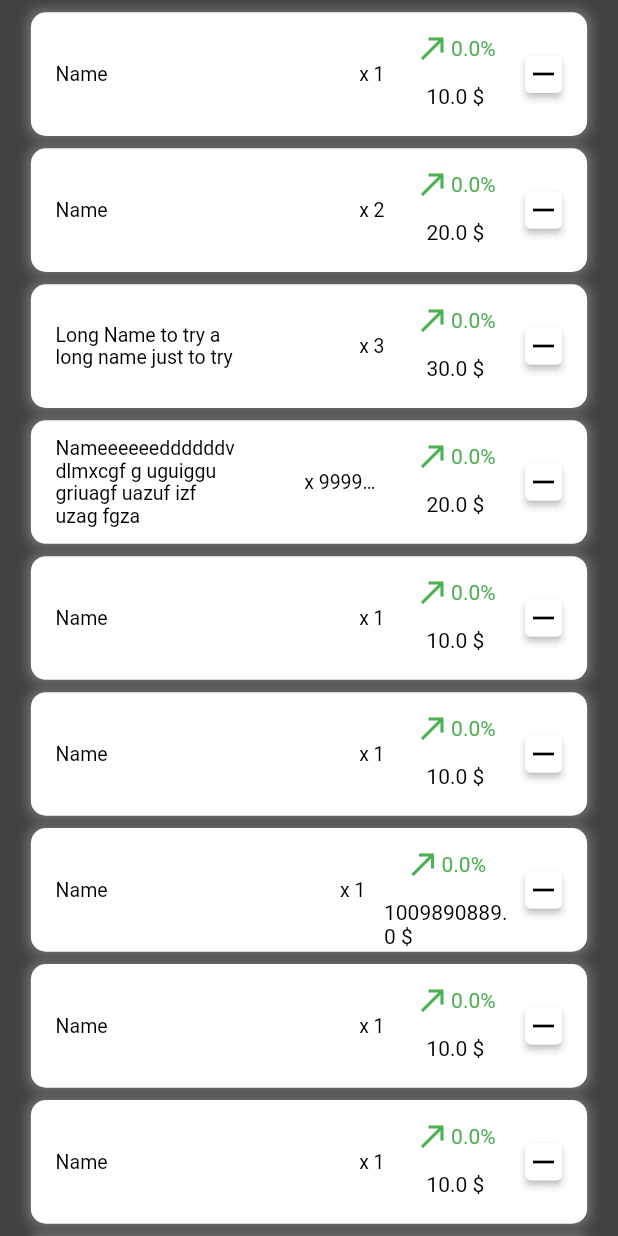
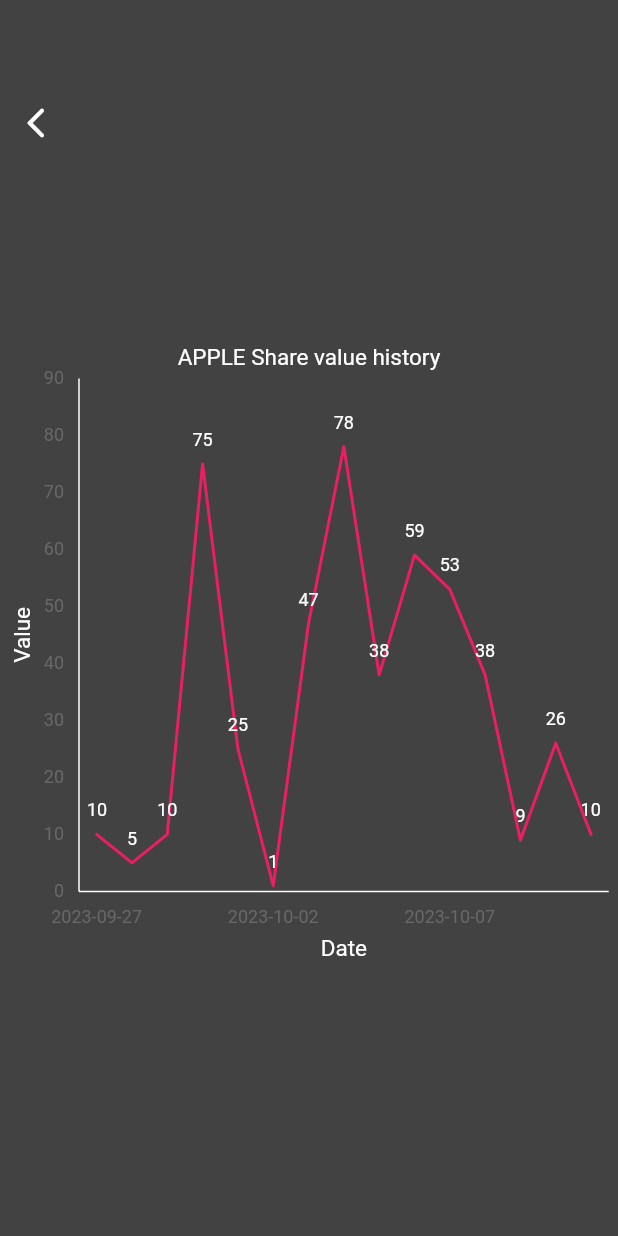
Before and after one commit to Wanadian/stock_market_app, a Flutter app: the PurchasedShares screen opened directly, after a tap on an icon or button, on a phone screen of 412 x 824 dp. Run offline on Flutter 3.47's test engine with Material 2 defaults, Android fonts, the phone set to English and light mode, and no system bars; drawn by our look-alikes of keyboard_dismisser; our stand-ins replace cloud_firestore, firebase_core, shared_preferences, syncfusion_flutter_charts; missing offline and left inert: animated_digit; accounts and stored records are empty.

Commit message:
feat(Graph): new screen

```diff
--- /dev/null
+++ b/lib/screens/graph.dart
@@ -0,0 +1,150 @@
+import 'package:flutter/material.dart';
+import 'package:intl/intl.dart';
+import 'package:syncfusion_flutter_charts/charts.dart';
+
+class Graph extends StatefulWidget {
+  Graph({Key? key, required String symbol})
+      : _symbol = symbol,
+        super(key: key);
+
+  String _symbol;
+
+  @override
+  State<Graph> createState() => _GraphState();
+}
+
+class _GraphState extends State<Graph> {
+  Widget build(BuildContext context) {
+    double screenWidth = MediaQuery.of(context).size.width;
+    double screenHeight = MediaQuery.of(context).size.height;
+
+    List<ShareData> shareDataList = [
+      ShareData(
+          shareDateTime: DateTime.now().subtract(Duration(days: 14)),
+          shareValue: 10.0),
+      ShareData(
+          shareDateTime: DateTime.now().subtract(Duration(days: 13)),
+          shareValue: 5.0),
+      ShareData(
+          shareDateTime: DateTime.now().subtract(Duration(days: 12)),
+          shareValue: 10.0),
+      ShareData(
+          shareDateTime: DateTime.now().subtract(Duration(days: 11)),
+          shareValue: 75.0),
+      ShareData(
+          shareDateTime: DateTime.now().subtract(Duration(days: 10)),
+          shareValue: 25.0),
+      ShareData(
+          shareDateTime: DateTime.now().subtract(Duration(days: 9)),
+          shareValue: 1.0),
+      ShareData(
+          shareDateTime: DateTime.now().subtract(Duration(days: 8)),
+          shareValue: 47.0),
+      ShareData(
+          shareDateTime: DateTime.now().subtract(Duration(days: 7)),
+          shareValue: 78.0),
+      ShareData(
+          shareDateTime: DateTime.now().subtract(Duration(days: 6)),
+          shareValue: 38.0),
+      ShareData(
+          shareDateTime: DateTime.now().subtract(Duration(days: 5)),
+          shareValue: 59.0),
+      ShareData(
+          shareDateTime: DateTime.now().subtract(Duration(days: 4)),
+          shareValue: 53.0),
+      ShareData(
+          shareDateTime: DateTime.now().subtract(Duration(days: 3)),
+          shareValue: 38.0),
+      ShareData(
+          shareDateTime: DateTime.now().subtract(Duration(days: 2)),
+          shareValue: 9.0),
+      ShareData(
+          shareDateTime: DateTime.now().subtract(Duration(days: 1)),
+          shareValue: 26.0),
+      ShareData(shareDateTime: DateTime.now(), shareValue: 10.0),
+    ];
+
+    return Scaffold(
+        backgroundColor: Colors.grey.shade800,
+        resizeToAvoidBottomInset: false,
+        body: Container(
+          child: Column(
+            children: [
+              Container(height: screenHeight * 0.07),
+              Align(
+                  alignment: Alignment.centerLeft,
+                  child: IconButton(
+                      icon: Icon(Icons.arrow_back_ios_new_rounded),
+                      color: Colors.white,
+                      splashColor: Colors.transparent,
+                      highlightColor: Colors.transparent,
+                      onPressed: () {
+                        Navigator.pop(context);
+                      })),
+              Container(height: screenHeight * 0.15),
+              Center(
+                  child: Container(
+                      width: screenWidth * 0.97,
+                      height: screenHeight * 0.5,
+                      child: SfCartesianChart(
+                          plotAreaBorderWidth: 0,
+                          plotAreaBorderColor: Colors.transparent,
+                          margin: EdgeInsets.all(0),
+                          title: ChartTitle(
+                              text: '${widget._symbol} Share value history',
+                              textStyle: TextStyle(color: Colors.white)),
+                          primaryXAxis: CategoryAxis(
+                              majorTickLines: const MajorTickLines(color: Colors.transparent),
+                              majorGridLines: const MajorGridLines(
+                                color: Colors.transparent,
+                              ),
+                              title: AxisTitle(
+                                  text: 'Date',
+                                  textStyle: TextStyle(color: Colors.white)),
+                              axisLine: AxisLine(color: Colors.white)),
+                          primaryYAxis: CategoryAxis(
+                              majorTickLines: const MajorTickLines(color: Colors.transparent),
+                              majorGridLines: const MajorGridLines(
+                                color: Colors.transparent,
+                              ),
+                              title: AxisTitle(
+                                  text: 'Value',
+                                  textStyle: TextStyle(color: Colors.white)),
+                              axisLine: AxisLine(color: Colors.white)),
+                          series: <LineSeries<ShareData, String>>[
+                            LineSeries<ShareData, String>(
+                                enableTooltip: true,
+                                color: Colors.pink,
+                                dataSource: shareDataList,
+                                xValueMapper: (ShareData share, _) =>
+                                    DateFormat('yyyy-MM-dd')
+                                        .format(share._shareDateTime),
+                                yValueMapper: (ShareData share, _) =>
+                                    share._shareValue,
+                                dataLabelSettings: DataLabelSettings(
+                                    isVisible: true,
+                                    textStyle: TextStyle(color: Colors.white)),
+                                animationDuration: 3000)
+                          ])))
+            ],
+          ),
+        ));
+  }
+}
+
+class ShareData {
+  DateTime _shareDateTime;
+  double _shareValue;
+
+  DateTime getShareDateTime() {
+    return _shareDateTime;
+  }
+
+  double getShareValue() {
+    return _shareValue;
+  }
+
+  ShareData({shareDateTime, shareValue})
+      : this._shareDateTime = shareDateTime,
+        this._shareValue = shareValue;
+}
--- a/lib/screens/stock-market/tabs/purchasedShares.dart
+++ b/lib/screens/stock-market/tabs/purchasedShares.dart
@@ -1,4 +1,5 @@
 import 'package:flutter/material.dart';
+import 'package:stock_market_app/screens/graph.dart';
 import 'package:stock_market_app/widgets/shareBannerWidget.dart';
 
 class PurchasedShares extends StatefulWidget {
@@ -15,28 +16,102 @@
 
     // TODO : this should be replaced by a backend call
     List<Share> shares = [
-      Share(shareValue: 10.0, numberOfShares: 1, shareName: 'Name'),
-      Share(shareValue: 20.0, numberOfShares: 2, shareName: 'Name'),
+      Share(
+          shareValue: 10.0,
+          numberOfShares: 1,
+          shareName: 'Name',
+          shareSymbol: "APPLE"),
+      Share(
+          shareValue: 20.0,
+          numberOfShares: 2,
+          shareName: 'Name',
+          shareSymbol: "APPLE"),
       Share(
           shareValue: 30.0,
           numberOfShares: 3,
-          shareName: 'Long Name to try a long name just to try'),
-      Share(shareValue: 20.0, numberOfShares: 9999999, shareName: 'Nameeeeeeddddddvdlmxcgf g uguiggu  griuagf uazuf izf uzag fgza'),
-      Share(shareValue: 10.0, numberOfShares: 1, shareName: 'Name'),
-      Share(shareValue: 10.0, numberOfShares: 1, shareName: 'Name'),
-      Share(shareValue: 1009890889.0, numberOfShares: 1, shareName: 'Name'),
-      Share(shareValue: 10.0, numberOfShares: 1, shareName: 'Name'),
-      Share(shareValue: 10.0, numberOfShares: 1, shareName: 'Name'),
-      Share(shareValue: 10.0, numberOfShares: 1, shareName: 'Name'),
-      Share(shareValue: 10.0, numberOfShares: 1, shareName: 'Name'),
-      Share(shareValue: 10.0, numberOfShares: 1, shareName: 'Name'),
-      Share(shareValue: 10.0, numberOfShares: 1, shareName: 'Name'),
-      Share(shareValue: 10.0, numberOfShares: 1, shareName: 'Name'),
-      Share(shareValue: 10.0, numberOfShares: 1, shareName: 'Name'),
-      Share(shareValue: 10.0, numberOfShares: 1, shareName: 'Name'),
-      Share(shareValue: 10.0, numberOfShares: 1, shareName: 'Name'),
-      Share(shareValue: 10.0, numberOfShares: 1, shareName: 'Name'),
-      Share(shareValue: 10.0, numberOfShares: 1, shareName: 'Name'),
+          shareName: 'Long Name to try a long name just to try',
+          shareSymbol: "APPLE"),
+      Share(
+          shareValue: 20.0,
+          numberOfShares: 9999999,
+          shareName:
+              'Nameeeeeeddddddvdlmxcgf g uguiggu  griuagf uazuf izf uzag fgza',
+          shareSymbol: "APPLE"),
+      Share(
+          shareValue: 10.0,
+          numberOfShares: 1,
+          shareName: 'Name',
+          shareSymbol: "APPLE"),
+      Share(
+          shareValue: 10.0,
+          numberOfShares: 1,
+          shareName: 'Name',
+          shareSymbol: "APPLE"),
+      Share(
+          shareValue: 1009890889.0,
+          numberOfShares: 1,
+          shareName: 'Name',
+          shareSymbol: "APPLE"),
+      Share(
+          shareValue: 10.0,
+          numberOfShares: 1,
+          shareName: 'Name',
+          shareSymbol: "APPLE"),
+      Share(
+          shareValue: 10.0,
+          numberOfShares: 1,
+          shareName: 'Name',
+          shareSymbol: "APPLE"),
+      Share(
+          shareValue: 10.0,
+          numberOfShares: 1,
+          shareName: 'Name',
+          shareSymbol: "APPLE"),
+      Share(
+          shareValue: 10.0,
+          numberOfShares: 1,
+          shareName: 'Name',
+          shareSymbol: "APPLE"),
+      Share(
+          shareValue: 10.0,
+          numberOfShares: 1,
+          shareName: 'Name',
+          shareSymbol: "APPLE"),
+      Share(
+          shareValue: 10.0,
+          numberOfShares: 1,
+          shareName: 'Name',
+          shareSymbol: "APPLE"),
+      Share(
+          shareValue: 10.0,
+          numberOfShares: 1,
+          shareName: 'Name',
+          shareSymbol: "APPLE"),
+      Share(
+          shareValue: 10.0,
+          numberOfShares: 1,
+          shareName: 'Name',
+          shareSymbol: "APPLE"),
+      Share(
+          shareValue: 10.0,
+          numberOfShares: 1,
+          shareName: 'Name',
+          shareSymbol: "APPLE"),
+      Share(
+          shareValue: 10.0,
+          numberOfShares: 1,
+          shareName: 'Name',
+          shareSymbol: "APPLE"),
+      Share(
+          shareValue: 10.0,
+          numberOfShares: 1,
+          shareName: 'Name',
+          shareSymbol: "APPLE"),
+      Share(
+          shareValue: 10.0,
+          numberOfShares: 1,
+          shareName: 'Name',
+          shareSymbol: "APPLE"),
     ];
 
     return Scaffold(
@@ -49,7 +124,13 @@
               shareValue: share.getShareValue(),
               numberOfShares: share.getNumberOfShare(),
               shareName: share.getShareName(),
-              onPressed: () {},
+              onPressed: () {
+                Navigator.push(
+                    context,
+                    MaterialPageRoute(
+                        builder: (context) =>
+                            Graph(symbol: share.getShareSymbol())));
+              },
               icon: Icons.remove)
         ],
         Container(height: screenHeight * 0.05),
@@ -63,6 +144,7 @@
   double _shareValue;
   int _numberOfShares;
   String _shareName;
+  String _shareSymbol;
 
   double getShareValue() {
     return _shareValue;
@@ -76,8 +158,13 @@
     return _shareName;
   }
 
-  Share({shareValue, numberOfShares, shareName})
+  String getShareSymbol() {
+    return _shareSymbol;
+  }
+
+  Share({shareValue, numberOfShares, shareName, shareSymbol})
       : this._shareValue = shareValue,
         this._numberOfShares = numberOfShares,
-        this._shareName = shareName;
+        this._shareName = shareName,
+        this._shareSymbol = shareSymbol;
 }
--- a/lib/screens/stock-market/tabs/stockMarket.dart
+++ b/lib/screens/stock-market/tabs/stockMarket.dart
@@ -1,6 +1,7 @@
 import 'package:flutter/material.dart';
 
 import '../../../widgets/shareBannerWidget.dart';
+import '../../graph.dart';
 
 class StockMarket extends StatefulWidget {
   const StockMarket({Key? key}) : super(key: key);
@@ -16,28 +17,101 @@
 
     // TODO : this should be replaced by a backend call
     List<Share> shares = [
-      Share(shareValue: 10.0, numberOfShares: 1, shareName: 'Name'),
-      Share(shareValue: 20.0, numberOfShares: 2, shareName: 'Name'),
+      Share(
+          shareValue: 10.0,
+          numberOfShares: 1,
+          shareName: 'Name',
+          shareSymbol: "APPLE"),
+      Share(
+          shareValue: 20.0,
+          numberOfShares: 2,
+          shareName: 'Name',
+          shareSymbol: "APPLE"),
       Share(
           shareValue: 30.0,
           numberOfShares: 3,
-          shareName: 'Long Name to try a long name just to try'),
-      Share(shareValue: 20.0, numberOfShares: 2, shareName: 'Name'),
-      Share(shareValue: 10.0, numberOfShares: 1, shareName: 'Name'),
-      Share(shareValue: 10.0, numberOfShares: 1, shareName: 'Name'),
-      Share(shareValue: 10.0, numberOfShares: 1, shareName: 'Name'),
-      Share(shareValue: 10.0, numberOfShares: 1, shareName: 'Name'),
-      Share(shareValue: 10.0, numberOfShares: 1, shareName: 'Name'),
-      Share(shareValue: 10.0, numberOfShares: 1, shareName: 'Name'),
-      Share(shareValue: 10.0, numberOfShares: 1, shareName: 'Name'),
-      Share(shareValue: 10.0, numberOfShares: 1, shareName: 'Name'),
-      Share(shareValue: 10.0, numberOfShares: 1, shareName: 'Name'),
-      Share(shareValue: 10.0, numberOfShares: 1, shareName: 'Name'),
-      Share(shareValue: 10.0, numberOfShares: 1, shareName: 'Name'),
-      Share(shareValue: 10.0, numberOfShares: 1, shareName: 'Name'),
-      Share(shareValue: 10.0, numberOfShares: 1, shareName: 'Name'),
-      Share(shareValue: 10.0, numberOfShares: 1, shareName: 'Name'),
-      Share(shareValue: 10.0, numberOfShares: 1, shareName: 'Name'),
+          shareName: 'Long Name to try a long name just to try',
+          shareSymbol: "APPLE"),
+      Share(
+          shareValue: 20.0,
+          numberOfShares: 2,
+          shareName: 'Name',
+          shareSymbol: "APPLE"),
+      Share(
+          shareValue: 10.0,
+          numberOfShares: 1,
+          shareName: 'Name',
+          shareSymbol: "APPLE"),
+      Share(
+          shareValue: 10.0,
+          numberOfShares: 1,
+          shareName: 'Name',
+          shareSymbol: "APPLE"),
+      Share(
+          shareValue: 10.0,
+          numberOfShares: 1,
+          shareName: 'Name',
+          shareSymbol: "APPLE"),
+      Share(
+          shareValue: 10.0,
+          numberOfShares: 1,
+          shareName: 'Name',
+          shareSymbol: "APPLE"),
+      Share(
+          shareValue: 10.0,
+          numberOfShares: 1,
+          shareName: 'Name',
+          shareSymbol: "APPLE"),
+      Share(
+          shareValue: 10.0,
+          numberOfShares: 1,
+          shareName: 'Name',
+          shareSymbol: "APPLE"),
+      Share(
+          shareValue: 10.0,
+          numberOfShares: 1,
+          shareName: 'Name',
+          shareSymbol: "APPLE"),
+      Share(
+          shareValue: 10.0,
+          numberOfShares: 1,
+          shareName: 'Name',
+          shareSymbol: "APPLE"),
+      Share(
+          shareValue: 10.0,
+          numberOfShares: 1,
+          shareName: 'Name',
+          shareSymbol: "APPLE"),
+      Share(
+          shareValue: 10.0,
+          numberOfShares: 1,
+          shareName: 'Name',
+          shareSymbol: "APPLE"),
+      Share(
+          shareValue: 10.0,
+          numberOfShares: 1,
+          shareName: 'Name',
+          shareSymbol: "APPLE"),
+      Share(
+          shareValue: 10.0,
+          numberOfShares: 1,
+          shareName: 'Name',
+          shareSymbol: "APPLE"),
+      Share(
+          shareValue: 10.0,
+          numberOfShares: 1,
+          shareName: 'Name',
+          shareSymbol: "APPLE"),
+      Share(
+          shareValue: 10.0,
+          numberOfShares: 1,
+          shareName: 'Name',
+          shareSymbol: "APPLE"),
+      Share(
+          shareValue: 10.0,
+          numberOfShares: 1,
+          shareName: 'Name',
+          shareSymbol: "APPLE"),
     ];
 
     return Scaffold(
@@ -50,7 +124,14 @@
                   shareValue: share.getShareValue(),
                   numberOfShares: share.getNumberOfShare(),
                   shareName: share.getShareName(),
-              onPressed: () {},
+                  onPressed: () {
+                    Navigator.push(
+                        context,
+                        MaterialPageRoute(
+                            builder: (context) => Graph(
+                                  symbol: share.getShareSymbol(),
+                                )));
+                  },
                   icon: Icons.add)
             ],
             Container(height: screenHeight * 0.05),
@@ -64,6 +145,7 @@
   double _shareValue;
   int _numberOfShares;
   String _shareName;
+  String _shareSymbol;
 
   double getShareValue() {
     return _shareValue;
@@ -77,8 +159,13 @@
     return _shareName;
   }
 
-  Share({shareValue, numberOfShares, shareName})
+  String getShareSymbol() {
+    return _shareSymbol;
+  }
+
+  Share({shareValue, numberOfShares, shareName, shareSymbol})
       : this._shareValue = shareValue,
         this._numberOfShares = numberOfShares,
-        this._shareName = shareName;
+        this._shareName = shareName,
+        this._shareSymbol = shareSymbol;
 }
--- a/pubspec.yaml
+++ b/pubspec.yaml
@@ -15,7 +15,8 @@
   firebase_auth: 4.10.0
   cloud_firestore: ^4.9.2
   keyboard_dismisser: ^3.0.0
-  intl: ^0.17.0
+  intl: ^0.18.0
+  syncfusion_flutter_charts: ^23.1.40
 dev_dependencies:
   flutter_test:
     sdk: flutter
```
Also changed, not shown: pubspec.lock. Lines whose indentation alone changed are shown as unchanged.
